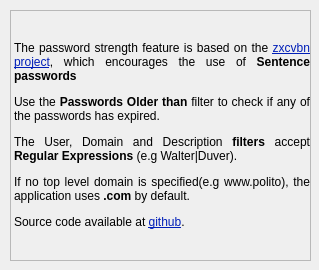
Before: the Qt Designer form scr/helpwindow.ui in waltergallegog/SEcubeWallet, drawn with Qt 5.
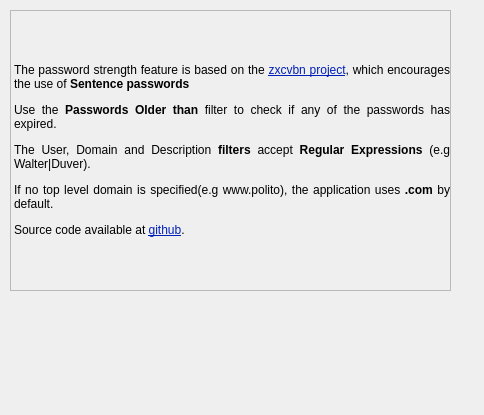
After: the same form once the commit is applied.

Commit message: Resolve wrong close to data base

Diff of the .ui file:
```diff
--- a/scr/helpwindow.ui
+++ b/scr/helpwindow.ui
@@ -6,8 +6,8 @@
    <rect>
     <x>0</x>
     <y>0</y>
-    <width>319</width>
-    <height>270</height>
+    <width>484</width>
+    <height>415</height>
    </rect>
   </property>
   <property name="windowTitle">
@@ -18,15 +18,15 @@
     <rect>
      <x>10</x>
      <y>10</y>
-     <width>301</width>
-     <height>251</height>
+     <width>441</width>
+     <height>281</height>
     </rect>
    </property>
    <property name="frameShape">
     <enum>QFrame::StyledPanel</enum>
    </property>
    <property name="text">
-    <string>&lt;html&gt;&lt;head/&gt;&lt;body&gt;&lt;p align=&quot;justify&quot;&gt;The password strength feature is based on the &lt;a href=&quot;https://github.com/dropbox/zxcvbn&quot;&gt;&lt;span style=&quot; text-decoration: underline; color:#001eb8;&quot;&gt;zxcvbn project&lt;/span&gt;&lt;/a&gt;, which encourages the use of &lt;span style=&quot; font-weight:600;&quot;&gt;Sentence passwords&lt;/span&gt;&lt;/p&gt;&lt;p align=&quot;justify&quot;&gt;Use the &lt;span style=&quot; font-weight:600;&quot;&gt;Passwords Older than&lt;/span&gt; filter to check if any of the passwords has expired.&lt;/p&gt;&lt;p align=&quot;justify&quot;&gt;The User, Domain and Description &lt;span style=&quot; font-weight:600;&quot;&gt;filters&lt;/span&gt; accept &lt;span style=&quot; font-weight:600;&quot;&gt;Regular Expressions&lt;/span&gt; (e.g Walter|Duver).&lt;/p&gt;&lt;p align=&quot;justify&quot;&gt;If no top level domain is specified(e.g www.polito), the application uses &lt;span style=&quot; font-weight:600;&quot;&gt;.com&lt;/span&gt; by default.&lt;/p&gt;&lt;p align=&quot;justify&quot;&gt;Source code available at &lt;a href=&quot;https://github.com/waltergallegog/SEcubeWallet&quot;&gt;&lt;span style=&quot; text-decoration: underline; color:#001eb8;&quot;&gt;github&lt;/span&gt;&lt;/a&gt;.&lt;/p&gt;&lt;/body&gt;&lt;/html&gt;</string>
+    <string>&lt;html&gt;&lt;head/&gt;&lt;body&gt;&lt;p align=&quot;justify&quot;&gt;The password strength feature is based on the &lt;a href=&quot;https://github.com/dropbox/zxcvbn&quot;&gt;&lt;span style=&quot; text-decoration: underline; color:#001eb8;&quot;&gt;zxcvbn project&lt;/span&gt;&lt;/a&gt;, which encourages the use of &lt;span style=&quot; font-weight:600;&quot;&gt;Sentence passwords&lt;/span&gt;&lt;/p&gt;&lt;p align=&quot;justify&quot;&gt;Use the &lt;span style=&quot; font-weight:600;&quot;&gt;Passwords Older than&lt;/span&gt; filter to check if any of the passwords has expired.&lt;/p&gt;&lt;p align=&quot;justify&quot;&gt;The User, Domain and Description &lt;span style=&quot; font-weight:600;&quot;&gt;filters&lt;/span&gt; accept &lt;span style=&quot; font-weight:600;&quot;&gt;Regular Expressions&lt;/span&gt; (e.g Walter|Duver).&lt;/p&gt;&lt;p align=&quot;justify&quot;&gt;If no top level domain is specified(e.g www.polito), the application uses &lt;span style=&quot; font-weight:600;&quot;&gt;.com&lt;/span&gt; by default.&lt;/p&gt;&lt;p align=&quot;justify&quot;&gt;Source code available at &lt;a href=&quot;https://duverleygrajales.github.io/SEcubeWallet/&quot;&gt;&lt;span style=&quot; text-decoration: underline; color:#001eb8;&quot;&gt;github&lt;/span&gt;&lt;/a&gt;.&lt;/p&gt;&lt;/body&gt;&lt;/html&gt;</string>
    </property>
    <property name="scaledContents">
     <bool>false</bool>
```
The commit also changes 1 other file.
